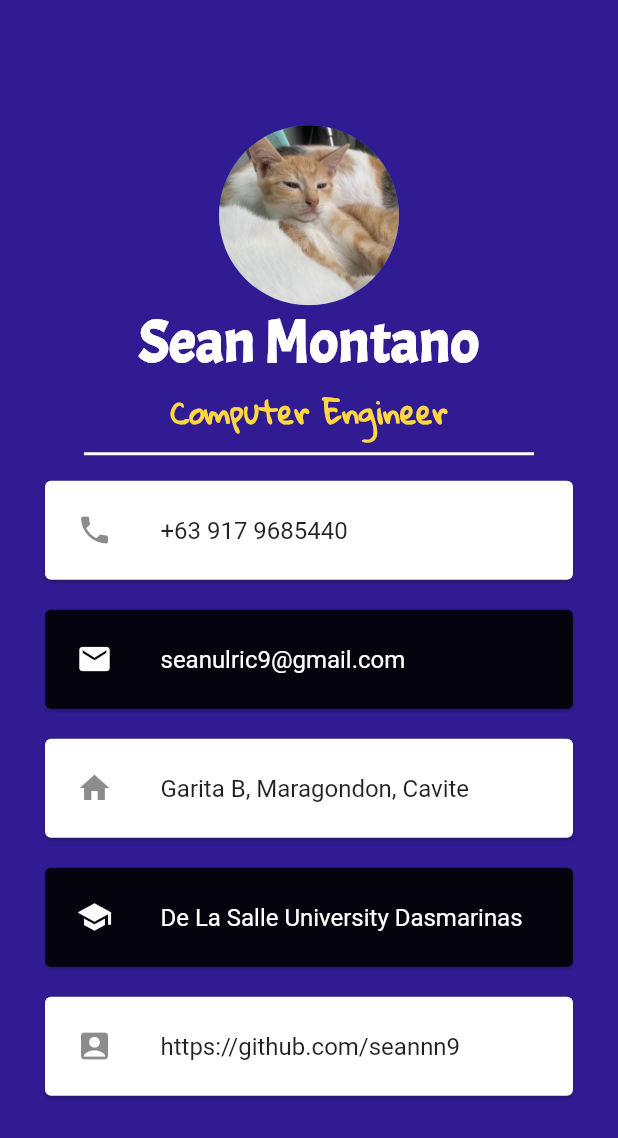
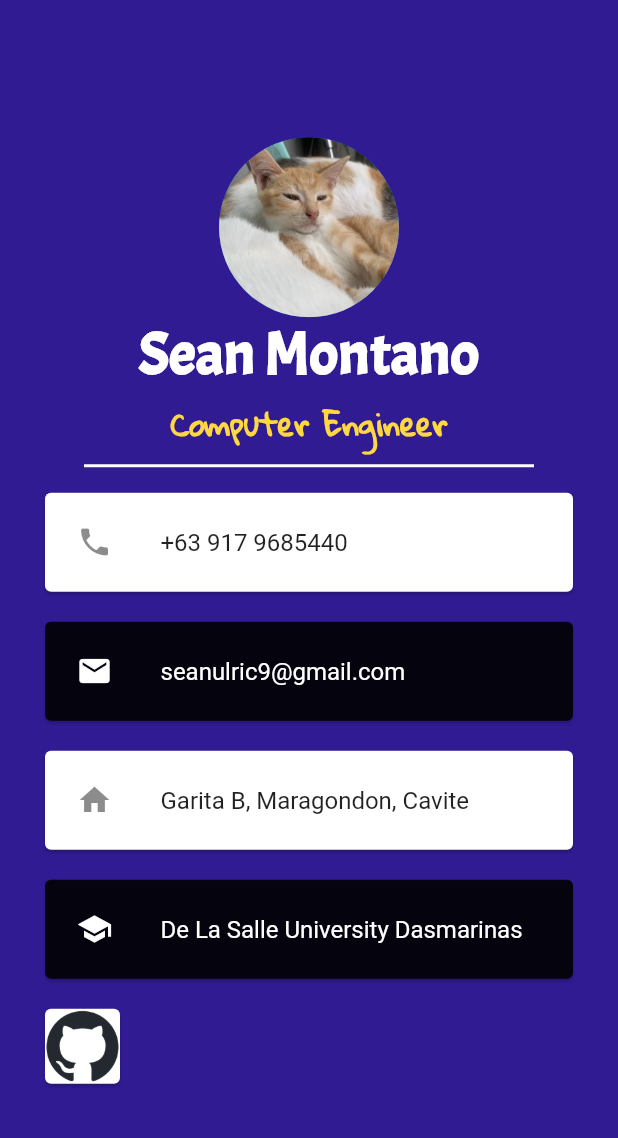
Before and after one commit to seannn9/Business-Card, a Flutter app: the screen it shows after launch, on a phone screen of 412 x 824 dp. Shown: the top 1138 px of the screen. Run offline on Flutter 3.47's test engine with Material 2 defaults, Android fonts, the phone set to English and light mode, and no system bars.

Commit message:
added github card that links to this repo

```diff
--- a/lib/main.dart
+++ b/lib/main.dart
@@ -1,4 +1,10 @@
 import 'package:flutter/material.dart';
+import 'package:url_launcher/url_launcher.dart';
+import 'package:url_launcher/url_launcher_string.dart';
+
+void _launchURL() async{
+  await launchUrlString("https://github.com/seannn9/Business-Card");
+}
 
 void main() {
   runApp(const MyApp());
@@ -87,16 +93,20 @@ class MyApp extends StatelessWidget {
                       )
                   )
               ),
-              Card(
-                  margin: EdgeInsets.symmetric(vertical: 10.0, horizontal: 30.0),
-                  child: Padding(
-                    padding: EdgeInsets.all(5.0),
-                    child: ListTile(
-                        leading: Icon(Icons.account_box),
-                        title: Text("https://github.com/seannn9")
-                      )
-                  )
-              )
+              Row(
+                mainAxisAlignment: MainAxisAlignment.start,
+                children: [
+                  Card(
+                    margin: EdgeInsets.symmetric(vertical: 10.0, horizontal: 30.0),
+                    child: InkWell(
+                      onTap: _launchURL,
+                      child: Image(
+                        image: AssetImage('images/github-mark.png'),
+                        width: 50.0,
+                    ),
+                  ),
+                )
+              ]),
             ],
           )
         )
```
